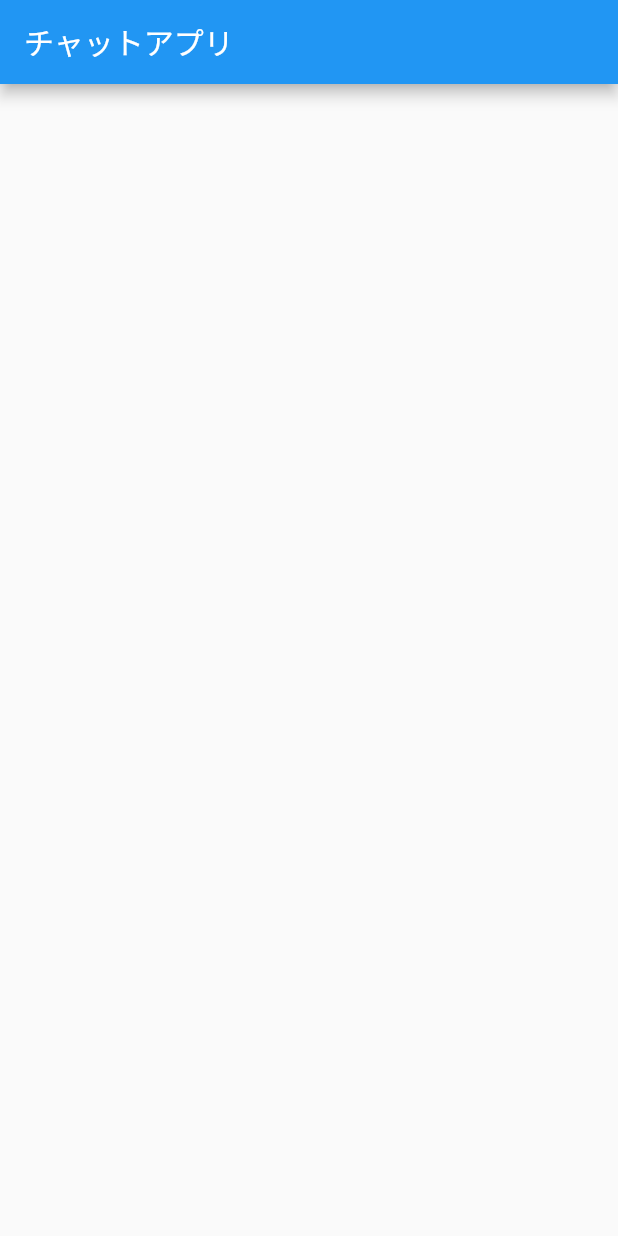
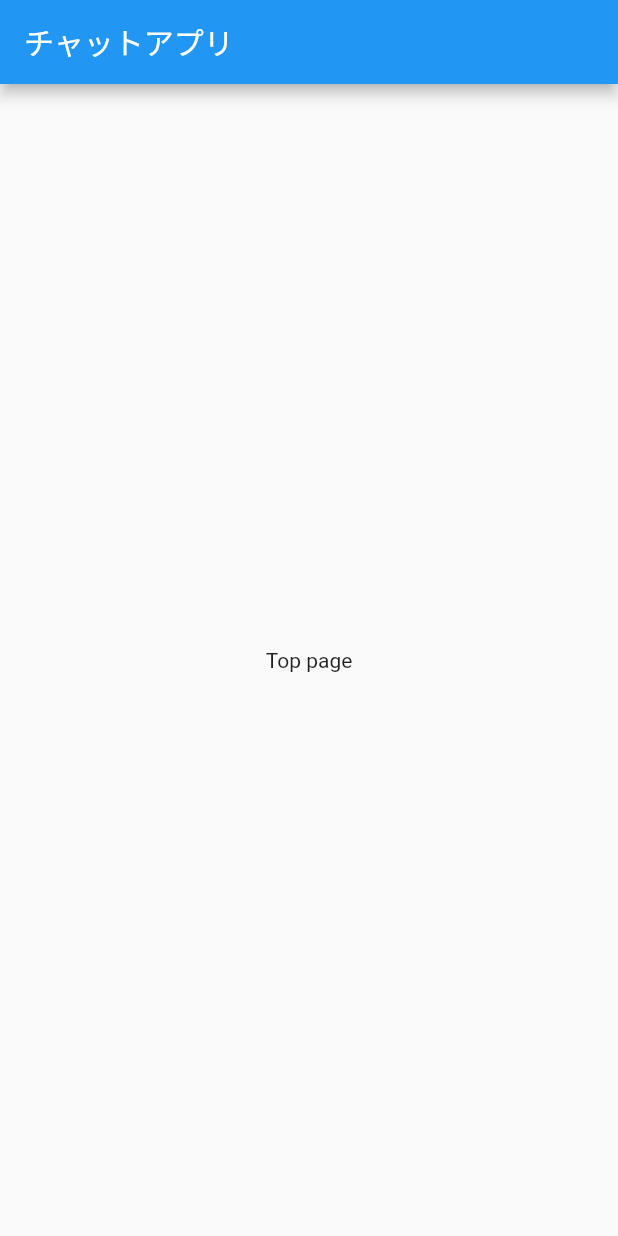
Before and after one commit to HikaruTokuda/flutter_chut_app, a Flutter app: the screen it shows after launch, on a phone screen of 412 x 824 dp. Run offline on Flutter 3.47's test engine with Material 2 defaults, Android fonts, the phone set to English and light mode, and no system bars.

Commit message:
top_pageのbodyの追加とエミュレータのデバッグ表示削除

```diff
--- a/lib/main.dart
+++ b/lib/main.dart
@@ -11,6 +11,7 @@ class MyApp extends StatelessWidget {
   @override
   Widget build(BuildContext context) {
     return MaterialApp(
+      debugShowCheckedModeBanner: false,
       title: 'Flutter Demo',
       theme: ThemeData(
         primarySwatch: Colors.blue,
--- a/lib/pages/top_page.dart
+++ b/lib/pages/top_page.dart
@@ -14,6 +14,7 @@ class _TopPageState extends State<TopPage> {
       appBar: AppBar(
         title: Text('チャットアプリ'),
       ),
+      body: Center(child: Text('Top page')),
     );
   }
 }
```
